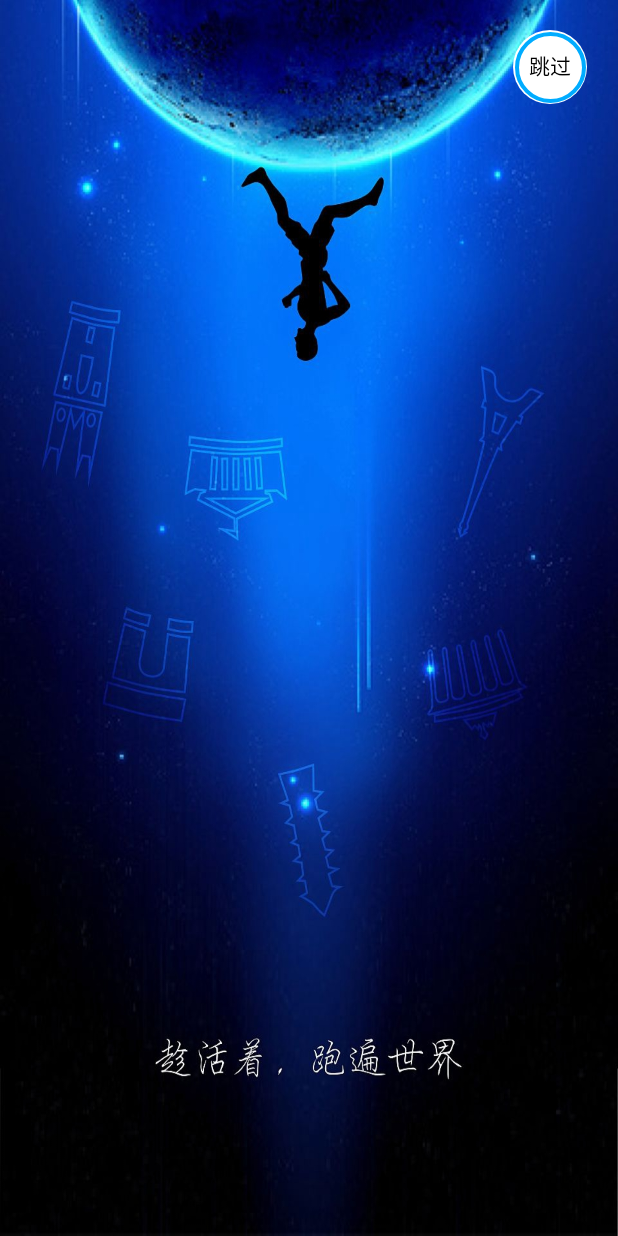
After one commit to androidboom/Circle_Of_Movie, an Android app: the layout saplash_pageactivity.xml on its own in the app's theme, with its tools: preview values and no code run, on a phone screen of 412 x 824 dp. The commit adds this screen. Run offline under Robolectric (Android 15) with nearby library versions, the phone set to English and light mode, and no system bars.

Commit message:
添加闪屏页

```diff
--- /dev/null
+++ b/app/src/main/java/com/example/liubo/world_of_movie/BaseView/CountDownProgressView.java
@@ -0,0 +1,381 @@
+package com.example.liubo.world_of_movie.BaseView;
+
+import android.content.Context;
+import android.content.res.TypedArray;
+import android.graphics.Canvas;
+import android.graphics.Color;
+import android.graphics.Paint;
+import android.graphics.Rect;
+import android.graphics.RectF;
+import android.util.AttributeSet;
+import android.view.MotionEvent;
+import android.widget.TextView;
+import com.example.liubo.world_of_movie.R;
+
+/**
+ * Created by Liubo on 2018/4/27.
+ * 描述：圆形倒计时
+ */
+
+
+public class CountDownProgressView extends TextView {
+
+    //TODO 圆实心的颜色
+    private int circSolidColor;
+
+    //TODO 圆边框的颜色
+    private int circFrameColor;
+
+    //TODO 圆边框的宽度
+    private int circFrameWidth = 4;
+
+    //TODO 圆的半径
+    private int circRadius;
+
+    //TODO 进度条的颜色
+    private int progressColor;
+
+    //TODO 进度条的宽度
+    private int progressWidth = 4;
+
+    //TODO 文字的颜色
+    private int textColor;
+
+
+    private Rect mBounds;
+    private Paint mPaint;
+    private RectF mArcRectF;
+
+    private int mCenterX;
+    private int mCenterY;
+
+    private String mText = "跳过";
+
+
+    //TODO 进度倒计时时间
+    private long timeMillis = 3000;
+
+    //TODO 进度条通知
+    private OnProgressListener mProgressListener;
+
+    //TODO 进度默认100
+    private int progress = 100;
+
+    //TODO 进度条类型
+    private ProgressType mProgressType = ProgressType.COUNT_BACK;
+
+    /**
+     * 进度条类型(方便做一个扩展，这里默认的是倒数进度条)
+     */
+    public enum ProgressType {
+        /**
+         * 顺数进度条，从0-100；
+         */
+        COUNT,
+
+        /**
+         * 倒数进度条，从100-0；
+         */
+        COUNT_BACK;
+    }
+
+    /**
+     * 设置进度条类型。
+     *
+     * @param progressType {@link ProgressType}.
+     */
+    public void setProgressType(ProgressType progressType) {
+        this.mProgressType = progressType;
+        resetProgress();
+        /**
+         * 请求重绘View
+         * 1,直接调用invalidate()方法，请求重新draw()，但只会绘制调用者本身。
+         * 2,setSelection()方法 ：请求重新draw()，但只会绘制调用者本身。
+         * 3,setVisibility()方法 ： 当View可视状态在INVISIBLE转换VISIBLE时，会间接调用invalidate()方法，继而绘制该View
+         * 4 ,setEnabled()方法 ： 请求重新draw()，但不会重新绘制任何视图包括该调用者本身。
+         */
+        invalidate();
+    }
+
+    /**
+     * 进度监听。
+     */
+    public interface OnProgressListener {
+
+        /**
+         * 进度通知
+         *
+         * @param progress 进度值。
+         */
+        void onProgress(int progress);
+    }
+
+    public CountDownProgressView(Context context) {
+        super(context);
+        init();
+    }
+
+    /**
+     * 获取attrs。xml文件中的自定义属性
+     * @param context
+     * @param attrs
+     */
+    public CountDownProgressView(Context context, AttributeSet attrs) {
+        super(context, attrs);
+        init();
+        TypedArray typedArray =  getContext().obtainStyledAttributes(attrs, R.styleable.CountDownProgress);
+        if (typedArray != null){
+            //TODO 圆实心的颜色属性
+            if (typedArray.hasValue(R.styleable.CountDownProgress_circSolidColor)){
+                //有这个属性索引 获取用户设置的颜色
+                circSolidColor = typedArray.getColor(R.styleable.CountDownProgress_circSolidColor,0);
+            }else{
+                //没有这个属性索引 默认是浅灰色
+                circSolidColor = typedArray.getColor(R.styleable.CountDownProgress_circSolidColor, Color.parseColor("#D3D3D3"));
+            }
+
+            //TODO 园边框颜色属性
+            if (typedArray.hasValue(R.styleable.CountDownProgress_circFrameColor)){
+                //有这个属性索引 获取用户设置的颜色
+                circFrameColor = typedArray.getColor(R.styleable.CountDownProgress_circFrameColor,0);
+            }else{
+                //没有这个属性索引 默认是深灰色
+                circFrameColor = typedArray.getColor(R.styleable.CountDownProgress_circFrameColor,Color.parseColor("#A9A9A9"));
+            }
+
+            //TODO 文字颜色属性
+            if (typedArray.hasValue(R.styleable.CountDownProgress_textColor)){
+                //有这个属性索引 获取用户设置的颜色
+                textColor = typedArray.getColor(R.styleable.CountDownProgress_textColor,0);
+            }else{
+                //没有这个属性索引 默认是白色
+                textColor = typedArray.getColor(R.styleable.CountDownProgress_textColor,Color.parseColor("#ffffff"));
+            }
+
+            //TODO 进度条颜色属性
+            if (typedArray.hasValue(R.styleable.CountDownProgress_progressColor)){
+                //有这个属性索引 获取用户设置的颜色
+                progressColor = typedArray.getColor(R.styleable.CountDownProgress_progressColor,0);
+            }else{
+                //没有这个属性索引 默认是蓝色
+                progressColor = typedArray.getColor(R.styleable.CountDownProgress_progressColor,Color.parseColor("#0000FF"));
+            }
+
+            /**
+             * 这里千万不要忘记回收
+             */
+            typedArray.recycle();
+        }
+
+    }
+
+    /**
+     * 初始化画笔画布等
+     */
+    public void init() {
+        mPaint = new Paint();
+        mBounds = new Rect();
+        mArcRectF = new RectF();
+    }
+
+
+    /**
+     *
+     * 重写测量方法
+     * @param widthMeasureSpec
+     * @param heightMeasureSpec
+     */
+    @Override
+    protected void onMeasure(int widthMeasureSpec, int heightMeasureSpec) {
+        super.onMeasure(widthMeasureSpec, heightMeasureSpec);
+        int width = getMeasuredWidth();
+        int height = getMeasuredHeight();
+        if (width > height) {
+            height = width;
+        } else {
+            width = height;
+        }
+        circRadius = width / 2;
+        setMeasuredDimension(width, height);
+    }
+
+    /**
+     * 绘制过程
+     *  注意：canvas在绘制过程中是一层层覆盖的。所以绘制顺序不要写反了。如果先绘制实心圆在绘制文字在绘制空心圆。这时你会发现文字是看不到了，被覆盖了。
+     * @param canvas
+     */
+    @Override
+    protected void onDraw(Canvas canvas) {
+        super.onDraw(canvas);
+//        UIUtils.log("执行onDraw");
+        /**
+         *  获取view的边界
+         */
+        getDrawingRect(mBounds);
+
+        mCenterX = mBounds.centerX();
+        mCenterY = mBounds.centerY();
+
+        //TODO 画实心圆
+        mPaint.setAntiAlias(true); //设置抗锯齿
+        mPaint.setStyle(Paint.Style.FILL); //实心填充style
+        mPaint.setColor(circSolidColor);
+        canvas.drawCircle(mBounds.centerX(), mBounds.centerY(), circRadius, mPaint);
+
+
+        //TODO 画外边框(空心圆,即园边框)
+        mPaint.setAntiAlias(true);//设置抗锯齿
+        mPaint.setStyle(Paint.Style.STROKE);//空心style
+        mPaint.setStrokeWidth(circFrameWidth);//设置空心线宽度
+        mPaint.setColor(circFrameColor);
+        canvas.drawCircle(mBounds.centerX(), mBounds.centerY(), circRadius - circFrameWidth, mPaint);
+
+        //TODO 画文字
+        Paint text_paint = getPaint(); //注意：如果是继承的view，这里是没有这个getPaint()方法的。大家可以看到它是Textview包下的方法
+        text_paint.setColor(textColor);
+        text_paint.setAntiAlias(true);
+        text_paint.setTextAlign(Paint.Align.CENTER);
+        float textY = mCenterY - (text_paint.descent() + text_paint.ascent()) / 2;
+        canvas.drawText(mText, mCenterX, textY, text_paint);
+
+
+        //TODO 画进度条
+        mPaint.setColor(progressColor);
+        mPaint.setStyle(Paint.Style.STROKE);
+        mPaint.setStrokeWidth(progressWidth);
+        mPaint.setStrokeCap(Paint.Cap.ROUND);  //当画笔样式为STROKE或FILL_OR_STROKE时，设置笔刷的图形样式，如圆形样式  Cap.ROUND,或方形样式Cap.SQUARE
+        mArcRectF.set(mBounds.left + progressWidth, mBounds.top + progressWidth, mBounds.right - progressWidth, mBounds.bottom - progressWidth);
+        canvas.drawArc(mArcRectF, -90, 360 * progress / 100, false, mPaint); //这里的-90.是方向，大家可以改成0，90，180，-90等就可以看到效果区别
+
+
+    }
+
+
+    /**
+     * 开始。
+     */
+    public void start() {
+        stop();
+        post(progressChangeTask);
+    }
+    /**
+     * 停止。
+     */
+    public void stop() {
+        removeCallbacks(progressChangeTask);
+    }
+
+    /**
+     * 重新开始。
+     */
+    public void reStart() {
+        resetProgress();
+        start();
+    }
+
+
+    /**
+     * 重置进度。
+     */
+    private void resetProgress() {
+        switch (mProgressType) {
+            case COUNT:
+                progress = 0;
+                break;
+            case COUNT_BACK:
+                progress = 100;
+                break;
+        }
+    }
+
+    /**
+     * 进度更新task
+     */
+    private Runnable progressChangeTask = new Runnable() {
+        @Override
+        public void run() {
+            removeCallbacks(this);
+            switch (mProgressType) {
+                case COUNT:
+                    progress += 1;
+                    break;
+                case COUNT_BACK:
+                    progress -= 1;
+                    break;
+            }
+            if (progress >= 0 && progress <= 100) {
+                if (mProgressListener != null)
+                    mProgressListener.onProgress(progress);
+                invalidate();
+                postDelayed(progressChangeTask, timeMillis / 60);
+            } else
+                progress = validateProgress(progress);
+        }
+    };
+
+    /**
+     * 验证进度。
+     *
+     * @param progress 你要验证的进度值。
+     * @return 返回真正的进度值。
+     */
+    private int validateProgress(int progress) {
+        if (progress > 100)
+            progress = 100;
+        else if (progress < 0)
+            progress = 0;
+        return progress;
+    }
+
+
+    /**
+     * 设置文字，默认为"跳过"
+     * @param text
+     */
+    public void setText(String text) {
+        this.mText = text;
+    }
+
+
+    /**
+     * 设置倒计时总时间,默认3000
+     *
+     * @param timeMillis 毫秒。
+     */
+    public void setTimeMillis(long timeMillis) {
+        this.timeMillis = timeMillis;
+        invalidate();
+    }
+
+    /**
+     * 设置进度监听
+     *
+     * @param mProgressListener 监听器。
+     */
+    public void setProgressListener(OnProgressListener mProgressListener) {
+        this.mProgressListener = mProgressListener;
+    }
+
+
+    /**
+     * 注意：由于我们是继承的textview，而textview本身就有setOnClickListener方法，所以可以直接在activity监听点击事件即可
+     *       这里重写onTouchEvent方法来判断点击是否在园内，是方便有需要或刚接触自定义控件的人学习的。
+     *       这2种方式都有一个小缺陷就是它计算的其实是矩形范围内。也就是你稍微偏离园外4个角点击都是可以响应的。
+     * @param event
+     * @return
+     */
+    @Override
+    public boolean onTouchEvent(MotionEvent event) {
+        switch (event.getAction()){
+            case MotionEvent.ACTION_DOWN:
+                int x = (int) event.getX();
+                int y = (int) event.getY();
+                if (Math.abs(x-(mBounds.centerX()))<=(circRadius)*2 && Math.abs(y -  (mBounds.centerY())) <=(circRadius)*2   ){
+//                    Log.e("countDownProgressView", "-----------------onTouchEvent---------------------");
+                }
+                break;
+            default:
+        }
+        return super.onTouchEvent(event);
+    }
+}
--- /dev/null
+++ b/app/src/main/res/layout/saplash_pageactivity.xml
@@ -0,0 +1,28 @@
+<?xml version="1.0" encoding="utf-8"?>
+<RelativeLayout xmlns:android="http://schemas.android.com/apk/res/android"
+    xmlns:app="http://schemas.android.com/apk/res-auto"
+    android:layout_width="match_parent"
+    android:layout_height="match_parent"
+    android:orientation="vertical" >
+
+
+
+    <ImageView
+        android:id="@+id/iv_splash"
+        android:layout_width="match_parent"
+        android:layout_height="match_parent"
+        android:scaleType="fitXY"
+        android:src="@drawable/web_bg_download2x" />
+
+    <com.example.liubo.world_of_movie.BaseView.CountDownProgressView
+        android:id="@+id/saplashTimeBtn"
+        android:layout_width="50dp"
+        android:layout_height="50dp"
+        android:layout_alignParentRight="true"
+        android:layout_margin="20dp"
+        app:circSolidColor="#ffffff"
+        app:circFrameColor="#ffffff"
+        app:progressColor="@color/ssf_main_color"
+        app:textColor="#000000"
+        />
+</RelativeLayout>
```
Also changed, not shown: app/src/main/java/com/example/liubo/world_of_movie/View/MainActivity.java (+0 -11 lines), app/src/main/java/com/example/liubo/world_of_movie/View/SaplashPageActivity.java (added, +106 -0 lines), app/src/main/res/values/attrs.xml (+16 -0 lines), app/src/main/res/drawable/web_bg_download2x.jpg (added).
